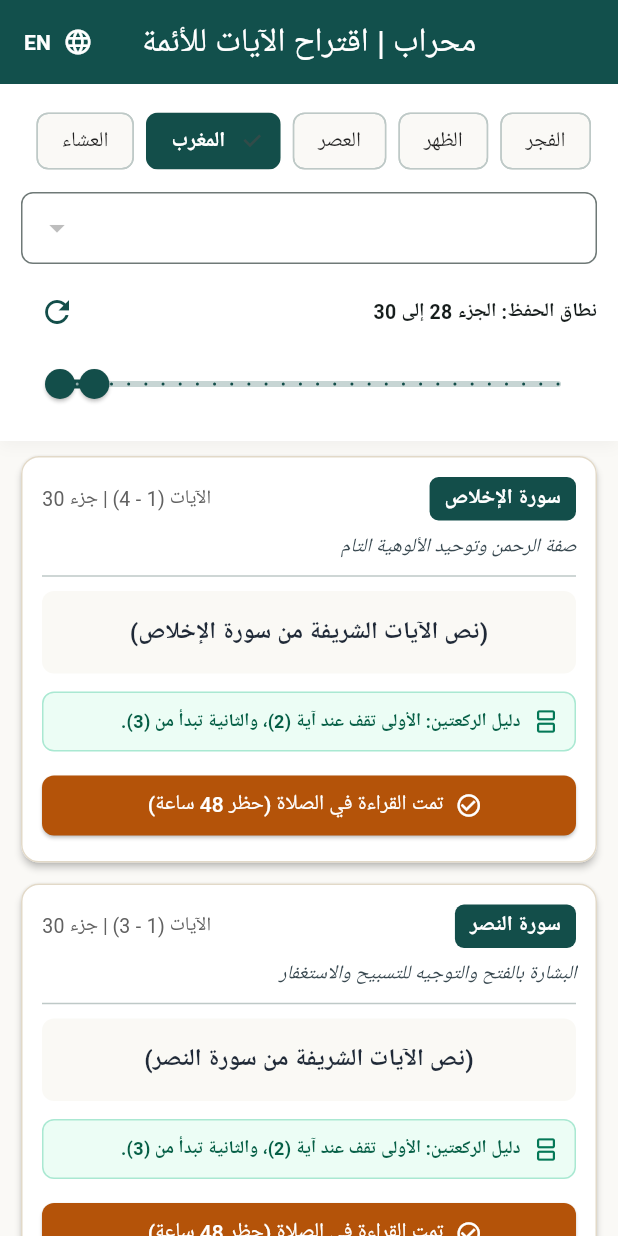
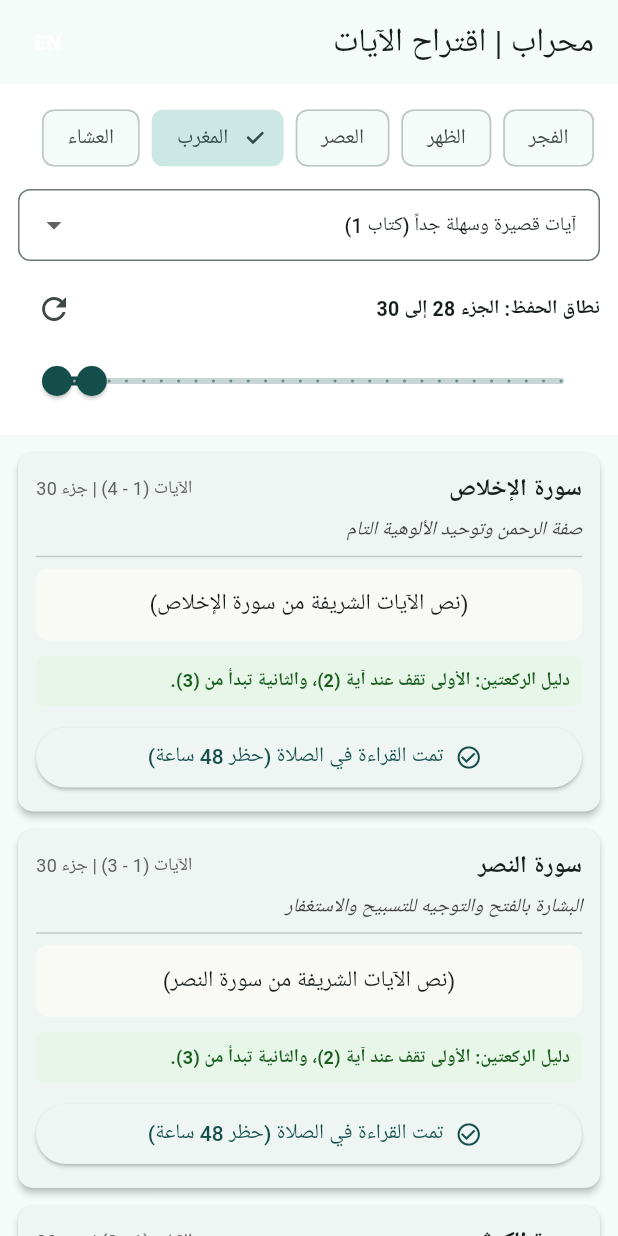
Before and after one commit to KaBoS-Tm/mihrab-app, a Flutter app: the screen it shows after launch, on a phone screen of 412 x 824 dp. Run offline on Flutter 3.47's test engine with Material 3 defaults, Android fonts, the phone set to English and light mode, and no system bars; our stand-ins replace shared_preferences.

Commit message:
Update main.dart

```diff
--- a/lib/main.dart
+++ b/lib/main.dart
@@ -9,16 +9,12 @@ void main() async {
   runApp(const MihrabApp());
 }
 
-// ==========================================
-// 1. نماذج البيانات (Data Models)
-// ==========================================
-
 enum PrayerType { fajr, dhuhr, asr, maghrib, isha }
 
 enum VersesCategory {
-  shortEasy,      // من كتاب الآيات القصيرة جداً
-  mediumSelected, // من كتاب الشيخ محمد المطري
-  completeQuran   // المصحف كاملاً
+  shortEasy,
+  mediumSelected,
+  completeQuran,
 }
 
 class VerseSelectionItem {
@@ -34,7 +30,7 @@ class VerseSelectionItem {
   final String themeEn;
   final int rakah1End;
   final int rakah2Start;
-  List<String> loadedVerses; // تُملأ تلقائياً من مصحف الملك فهد
+  List<String> loadedVerses;
 
   VerseSelectionItem({
     required this.id,
@@ -54,25 +50,26 @@ class VerseSelectionItem {
 
   factory VerseSelectionItem.fromJson(Map<String, dynamic> json) {
     VersesCategory cat;
-    if (json['category'] == 'shortEasy') {
+    final catStr = json['category']?.toString() ?? '';
+    if (catStr == 'shortEasy') {
       cat = VersesCategory.shortEasy;
-    } else if (json['category'] == 'mediumSelected') {
+    } else if (catStr == 'mediumSelected') {
       cat = VersesCategory.mediumSelected;
     } else {
       cat = VersesCategory.completeQuran;
     }
 
     return VerseSelectionItem(
-      id: json['id'] ?? '',
+      id: json['id']?.toString() ?? '',
       surahNumber: json['surahNumber'] ?? 1,
-      surahNameAr: json['surahNameAr'] ?? '',
-      surahNameEn: json['surahNameEn'] ?? '',
+      surahNameAr: json['surahNameAr']?.toString() ?? '',
+      surahNameEn: json['surahNameEn']?.toString() ?? '',
       startAyah: json['startAyah'] ?? 1,
       endAyah: json['endAyah'] ?? 1,
       juzNumber: json['juzNumber'] ?? 30,
       category: cat,
-      themeAr: json['themeAr'] ?? '',
-      themeEn: json['themeEn'] ?? '',
+      themeAr: json['themeAr']?.toString() ?? '',
+      themeEn: json['themeEn']?.toString() ?? '',
       rakah1End: json['rakah1End'] ?? 1,
       rakah2Start: json['rakah2Start'] ?? 2,
     );
@@ -81,15 +78,10 @@ class VerseSelectionItem {
   int get totalAyahs => (endAyah - startAyah) + 1;
 }
 
-// ==========================================
-// 2. مستودع البيانات وحظر الـ 48 ساعة
-// ==========================================
-
 class QuranRepository {
   static const String _prefPrefix = 'cooldown_';
   static Map<int, Map<int, String>>? _cachedQuran;
 
-  // فحص حظر الـ 48 ساعة
   static Future<bool> isCoolingDown(String id) async {
     final prefs = await SharedPreferences.getInstance();
     final expire = prefs.getInt('$_prefPrefix$id');
@@ -102,14 +94,12 @@ class QuranRepository {
     return true;
   }
 
-  // تسجيل القراءة لتفعيل حظر الـ 48 ساعة
   static Future<void> markAsRead(String id) async {
     final prefs = await SharedPreferences.getInstance();
     final expireTime = DateTime.now().add(const Duration(hours: 48)).millisecondsSinceEpoch;
     await prefs.setInt('$_prefPrefix$id', expireTime);
   }
 
-  // تحميل نصوص الآيات من ملف المصحف hafs_smart_v8.json بذكاء وخفة
   static Future<void> _ensureQuranLoaded() async {
     if (_cachedQuran != null) return;
     _cachedQuran = {};
@@ -118,7 +108,6 @@ class QuranRepository {
       final jsonString = await rootBundle.loadString('assets/hafs_smart_v8.json');
       final dynamic raw = jsonDecode(jsonString);
 
-      // التعامل مع هيكلية مجمع الملك فهد الشائعة
       if (raw is List) {
         for (var item in raw) {
           int sNum = item['sura_no'] ?? item['surah'] ?? item['sura'] ?? 0;
@@ -129,8 +118,7 @@ class QuranRepository {
             _cachedQuran!.putIfAbsent(sNum, () => {})[aNum] = text;
           }
         }
-      } else if (raw is Map) {
-        if (raw.containsKey('verses') && raw['verses'] is List) {
+      } else if (raw is Map && raw.containsKey('verses') && raw['verses'] is List) {
         for (var item in raw['verses']) {
           int sNum = item['surah'] ?? item['sura_no'] ?? 0;
           int aNum = item['ayah'] ?? item['aya_no'] ?? 0;
@@ -140,13 +128,9 @@ class QuranRepository {
           }
         }
       }
-      }
-    } catch (_) {
-      // احتياط في حال كان الملف قيد الرفع أو به هيكل مختلف
-    }
+    } catch (_) {}
   }
 
-  // جلب الاقتراحات المفلترة حسب الصلاة ونطاق الحفظ
   static Future<List<VerseSelectionItem>> getSuggestions({
     required int startJuz,
     required int endJuz,
@@ -165,24 +149,19 @@ class QuranRepository {
     List<VerseSelectionItem> result = [];
 
     for (var item in selections) {
-      // 1. فلتر نطاق أجزاء الحفظ
       if (item.juzNumber < startJuz || item.juzNumber > endJuz) continue;
 
-      // 2. فلتر التصنيف
       if (category != VersesCategory.completeQuran && item.category != category) {
         continue;
       }
 
-      // 3. ملائمة الصلاة (المغرب مثلاً تخفيف الآيات)
       if (prayer == PrayerType.maghrib && item.totalAyahs > 6) {
         continue;
       }
 
-      // 4. استبعاد المقاطع تحت حظر الـ 48 ساعة
       final isBlocked = await isCoolingDown(item.id);
       if (isBlocked) continue;
 
-      // تعبئة نصوص الآيات من المصحف
       List<String> verses = [];
       if (_cachedQuran != null && _cachedQuran!.containsKey(item.surahNumber)) {
         final surahMap = _cachedQuran![item.surahNumber]!;
@@ -194,7 +173,6 @@ class QuranRepository {
       }
 
       if (verses.isEmpty) {
-        // نص بديل في حال لم يكتمل الفهرس
         verses = ['(نص الآيات الشريفة من سورة ${item.surahNameAr})'];
       }
 
@@ -205,10 +183,6 @@ class QuranRepository {
     return result;
   }
 }
-
-// ==========================================
-// 3. جذر التطبيق وإدارة اللغات
-// ==========================================
 
 class MihrabApp extends StatefulWidget {
   const MihrabApp({super.key});
@@ -240,18 +214,11 @@ class _MihrabAppState extends State<MihrabApp> {
       ],
       theme: ThemeData(
         useMaterial3: true,
-        primaryColor: const Color(0xFF134E4A), // أخضر محراب هادئ
+        primaryColor: const Color(0xFF134E4A),
         colorScheme: ColorScheme.fromSeed(
           seedColor: const Color(0xFF134E4A),
           primary: const Color(0xFF134E4A),
-          secondary: const Color(0xFFB45309), // ذهبي كهرماني
-          surface: const Color(0xFFFAF9F6),
-        ),
-        appBarTheme: const AppBarTheme(
-          backgroundColor: Color(0xFF134E4A),
-          foregroundColor: Colors.white,
-          centerTitle: true,
-          elevation: 2,
+          secondary: const Color(0xFFB45309),
         ),
       ),
       home: HomeScreen(
@@ -261,10 +228,6 @@ class _MihrabAppState extends State<MihrabApp> {
     );
   }
 }
-
-// ==========================================
-// 4. الواجهة الرئيسية والفلاتر
-// ==========================================
 
 class HomeScreen extends StatefulWidget {
   final Locale currentLocale;
@@ -314,12 +277,11 @@ class _HomeScreenState extends State<HomeScreen> {
 
     return Scaffold(
       appBar: AppBar(
-        title: Text(isAr ? 'محراب | اقتراح الآيات للأئمة' : 'Mihrab | Verses Suggester'),
+        title: Text(isAr ? 'محراب | اقتراح الآيات' : 'Mihrab | Verses Suggester'),
         actions: [
-          TextButton.icon(
+          TextButton(
             onPressed: widget.onToggleLocale,
-            icon: const Icon(Icons.language, color: Colors.white, size: 20),
-            label: Text(
+            child: Text(
               isAr ? 'EN' : 'عربي',
               style: const TextStyle(color: Colors.white, fontWeight: FontWeight.bold),
             ),
@@ -328,57 +290,12 @@ class _HomeScreenState extends State<HomeScreen> {
       ),
       body: Column(
         children: [
-          _buildFilterCard(isAr),
-          Expanded(
-            child: _loading
-                ? const Center(child: CircularProgressIndicator())
-                : _suggestions.isEmpty
-                    ? Center(
-                        child: Padding(
-                          padding: const EdgeInsets.all(24.0),
-                          child: Text(
-                            isAr
-                                ? 'لا توجد مقاطع متوفرة حالياً، إما لعدم مطابقة النطاق أو لأنها تحت حظر الـ 48 ساعة لمنع التكرار.'
-                                : 'No suggestions available or all matching passages are in 48-hour cooldown.',
-                            textAlign: TextAlign.center,
-                            style: const TextStyle(color: Colors.grey, fontSize: 14),
-                          ),
-                        ),
-                      )
-                    : ListView.builder(
-                        padding: const EdgeInsets.symmetric(horizontal: 14, vertical: 10),
-                        itemCount: _suggestions.length,
-                        itemBuilder: (context, i) {
-                          return VerseItemCard(
-                            item: _suggestions[i],
-                            isAr: isAr,
-                            onReadCompleted: _loadData,
-                          );
-                        },
-                      ),
-          ),
-        ],
-      ),
-    );
-  }
-
-  Widget _buildFilterCard(bool isAr) {
-    return Container(
-      padding: const EdgeInsets.all(14),
-      decoration: BoxDecoration(
+          Container(
+            padding: const EdgeInsets.all(12),
             color: Colors.white,
-        boxShadow: [
-          BoxShadow(
-            color: Colors.black.withOpacity(0.04),
-            blurRadius: 8,
-            offset: const Offset(0, 3),
-          ),
-        ],
-      ),
             child: Column(
               crossAxisAlignment: CrossAxisAlignment.start,
               children: [
-          // اختيار الصلاة
                 SingleChildScrollView(
                   scrollDirection: Axis.horizontal,
                   child: Row(
@@ -389,11 +306,6 @@ class _HomeScreenState extends State<HomeScreen> {
                         child: ChoiceChip(
                           label: Text(_prayerTitle(p, isAr)),
                           selected: sel,
-                    selectedColor: const Color(0xFF134E4A),
-                    labelStyle: TextStyle(
-                      color: sel ? Colors.white : Colors.black87,
-                      fontWeight: sel ? FontWeight.bold : FontWeight.normal,
-                    ),
                           onSelected: (val) {
                             if (val) {
                               setState(() => _selectedPrayer = p);
@@ -406,8 +318,6 @@ class _HomeScreenState extends State<HomeScreen> {
                   ),
                 ),
                 const SizedBox(height: 10),
-
-          // اختيار المصدر والتصنيف
                 DropdownButtonFormField<VersesCategory>(
                   value: _selectedCategory,
                   decoration: InputDecoration(
@@ -415,11 +325,11 @@ class _HomeScreenState extends State<HomeScreen> {
                     border: OutlineInputBorder(borderRadius: BorderRadius.circular(8)),
                   ),
                   items: VersesCategory.values.map((cat) {
-              return DropdownMenuItem(
+                    return DropdownMenuItem<VersesCategory>(
                       value: cat,
                       child: Text(_categoryTitle(cat, isAr), style: const TextStyle(fontSize: 13)),
                     );
-            }).toList>,
+                  }).toList(),
                   onChanged: (val) {
                     if (val != null) {
                       setState(() => _selectedCategory = val);
@@ -428,19 +338,17 @@ class _HomeScreenState extends State<HomeScreen> {
                   },
                 ),
                 const SizedBox(height: 8),
-
-          // نطاق أجزاء الحفظ
                 Row(
                   mainAxisAlignment: MainAxisAlignment.spaceBetween,
                   children: [
                     Text(
                       isAr
                           ? 'نطاق الحفظ: الجزء ${_juzRange.start.round()} إلى ${_juzRange.end.round()}'
-                    : 'Memorization: Juz ${_juzRange.start.round()} to ${_juzRange.end.round()}',
+                          : 'Juz Range: ${_juzRange.start.round()} to ${_juzRange.end.round()}',
                       style: const TextStyle(fontSize: 13, fontWeight: FontWeight.bold),
                     ),
                     IconButton(
-                icon: const Icon(Icons.refresh, color: Color(0xFF134E4A)),
+                      icon: const Icon(Icons.refresh),
                       onPressed: _loadData,
                     ),
                   ],
@@ -450,13 +358,119 @@ class _HomeScreenState extends State<HomeScreen> {
                   min: 1,
                   max: 30,
                   divisions: 29,
-            activeColor: const Color(0xFF134E4A),
                   labels: RangeLabels(
                     _juzRange.start.round().toString(),
                     _juzRange.end.round().toString(),
                   ),
                   onChanged: (val) => setState(() => _juzRange = val),
                   onChangeEnd: (_) => _loadData(),
+                ),
+              ],
+            ),
+          ),
+          Expanded(
+            child: _loading
+                ? const Center(child: CircularProgressIndicator())
+                : _suggestions.isEmpty
+                    ? Center(
+                        child: Padding(
+                          padding: const EdgeInsets.all(24.0),
+                          child: Text(
+                            isAr
+                                ? 'لا توجد مقاطع متوفرة حالياً، أو أنها تحت حظر الـ 48 ساعة لمنع التكرار.'
+                                : 'No suggestions available or all matching passages are in 48-hour cooldown.',
+                            textAlign: TextAlign.center,
+                            style: const TextStyle(color: Colors.grey, fontSize: 14),
+                          ),
+                        ),
+                      )
+                    : ListView.builder(
+                        padding: const EdgeInsets.all(12),
+                        itemCount: _suggestions.length,
+                        itemBuilder: (context, i) {
+                          final item = _suggestions[i];
+                          return Card(
+                            elevation: 2,
+                            margin: const EdgeInsets.only(bottom: 12),
+                            shape: RoundedRectangleBorder(borderRadius: BorderRadius.circular(10)),
+                            child: Padding(
+                              padding: const EdgeInsets.all(12),
+                              child: Column(
+                                crossAxisAlignment: CrossAxisAlignment.stretch,
+                                children: [
+                                  Row(
+                                    mainAxisAlignment: MainAxisAlignment.spaceBetween,
+                                    children: [
+                                      Text(
+                                        isAr ? 'سورة ${item.surahNameAr}' : 'Surah ${item.surahNameEn}',
+                                        style: const TextStyle(fontWeight: FontWeight.bold, fontSize: 16),
+                                      ),
+                                      Text(
+                                        isAr
+                                            ? 'الآيات (${item.startAyah} - ${item.endAyah}) | جزء ${item.juzNumber}'
+                                            : 'Ayahs (${item.startAyah}-${item.endAyah}) | Juz ${item.juzNumber}',
+                                        style: TextStyle(color: Colors.grey.shade700, fontSize: 12),
+                                      ),
+                                    ],
+                                  ),
+                                  const SizedBox(height: 6),
+                                  Text(
+                                    isAr ? item.themeAr : item.themeEn,
+                                    style: TextStyle(color: Colors.grey.shade800, fontSize: 13, fontStyle: FontStyle.italic),
+                                  ),
+                                  const Divider(height: 16),
+                                  Container(
+                                    padding: const EdgeInsets.all(10),
+                                    decoration: BoxDecoration(
+                                      color: const Color(0xFFF9F9F6),
+                                      borderRadius: BorderRadius.circular(8),
+                                    ),
+                                    child: Text(
+                                      item.loadedVerses.join(' ۝ '),
+                                      textAlign: TextAlign.center,
+                                      style: const TextStyle(fontSize: 15, height: 1.8),
+                                    ),
+                                  ),
+                                  const SizedBox(height: 10),
+                                  Container(
+                                    padding: const EdgeInsets.all(8),
+                                    decoration: BoxDecoration(
+                                      color: const Color(0xFFE8F5E9),
+                                      borderRadius: BorderRadius.circular(6),
+                                    ),
+                                    child: Text(
+                                      isAr
+                                          ? 'دليل الركعتين: الأولى تقف عند آية (${item.rakah1End})، والثانية تبدأ من (${item.rakah2Start}).'
+                                          : 'Rakah 1 ends at (${item.rakah1End}), Rakah 2 begins at (${item.rakah2Start}).',
+                                      style: const TextStyle(fontSize: 12, fontWeight: FontWeight.bold, color: Color(0xFF1B5E20)),
+                                    ),
+                                  ),
+                                  const SizedBox(height: 10),
+                                  ElevatedButton.icon(
+                                    onPressed: () async {
+                                      await QuranRepository.markAsRead(item.id);
+                                      if (context.mounted) {
+                                        ScaffoldMessenger.of(context).showSnackBar(
+                                          SnackBar(
+                                            content: Text(
+                                              isAr
+                                                  ? 'تم التسجيل! استُبعد هذا المقطع لمدة 48 ساعة لمنع التكرار.'
+                                                  : 'Recorded! Excluded for 48 hours to ensure variety.',
+                                            ),
+                                          ),
+                                        );
+                                      }
+                                      _loadData();
+                                    },
+                                    icon: const Icon(Icons.check_circle_outline, size: 18),
+                                    label: Text(isAr ? 'تمت القراءة في الصلاة (حظر 48 ساعة)' : 'Recited (48h Lock)'),
+                                  ),
+                                ],
+                              ),
+                            ),
+                          );
+                        },
+                      ),
           ),
         ],
       ),
@@ -478,150 +492,9 @@ class _HomeScreenState extends State<HomeScreen> {
       case VersesCategory.shortEasy:
         return isAr ? 'آيات قصيرة وسهلة جداً (كتاب 1)' : 'Short & Easy (Book 1)';
       case VersesCategory.mediumSelected:
-        return isAr ? 'مقاطع متوسطة ومكتملة (الشيخ المطري)' : 'Medium Selected (Al-Matari)';
+        return isAr ? 'مقاطع متوسطة ومكتملة (المطري)' : 'Medium Selected (Al-Matari)';
       case VersesCategory.completeQuran:
         return isAr ? 'المصحف الشريف كاملاً' : 'All Quran';
     }
   }
 }
-
-// ==========================================
-// 5. بطاقة العرض وتقسيم الركعتين وحظر 48 ساعة
-// ==========================================
-
-class VerseItemCard extends StatelessWidget {
-  final VerseSelectionItem item;
-  final bool isAr;
-  final VoidCallback onReadCompleted;
-
-  const VerseItemCard({
-    super.key,
-    required this.item,
-    required this.isAr,
-    required this.onReadCompleted,
-  });
-
-  @override
-  Widget build(BuildContext context) {
-    return Card(
-      elevation: 2,
-      margin: const EdgeInsets.only(bottom: 14),
-      shape: RoundedRectangleBorder(
-        borderRadius: BorderRadius.circular(12),
-        side: const BorderSide(color: Color(0xFFE2D9C8)),
-      ),
-      color: Colors.white,
-      child: Padding(
-        padding: const EdgeInsets.all(14),
-        child: Column(
-          crossAxisAlignment: CrossAxisAlignment.stretch,
-          children: [
-            // ترويسة البطاقة
-            Row(
-              mainAxisAlignment: MainAxisAlignment.spaceBetween,
-              children: [
-                Container(
-                  padding: const EdgeInsets.symmetric(horizontal: 10, vertical: 4),
-                  decoration: BoxDecoration(
-                    color: const Color(0xFF134E4A),
-                    borderRadius: BorderRadius.circular(6),
-                  ),
-                  child: Text(
-                    isAr ? 'سورة ${item.surahNameAr}' : 'Surah ${item.surahNameEn}',
-                    style: const TextStyle(color: Colors.white, fontWeight: FontWeight.bold),
-                  ),
-                ),
-                Text(
-                  isAr
-                      ? 'الآيات (${item.startAyah} - ${item.endAyah}) | جزء ${item.juzNumber}'
-                      : 'Ayahs (${item.startAyah}-${item.endAyah}) | Juz ${item.juzNumber}',
-                  style: TextStyle(color: Colors.grey.shade700, fontSize: 13),
-                ),
-              ],
-            ),
-            const SizedBox(height: 8),
-
-            // السياق والموضوع الفقهي
-            Text(
-              isAr ? item.themeAr : item.themeEn,
-              style: TextStyle(color: Colors.blueGrey.shade800, fontSize: 13, fontStyle: FontStyle.italic),
-            ),
-            const Divider(height: 20),
-
-            // صندوق نص القرآن الكريم
-            Container(
-              padding: const EdgeInsets.all(12),
-              decoration: BoxDecoration(
-                color: const Color(0xFFFAF9F5),
-                borderRadius: BorderRadius.circular(8),
-              ),
-              child: Text(
-                item.loadedVerses.join(' ۝ '),
-                textAlign: TextAlign.center,
-                style: const TextStyle(
-                  fontSize: 16,
-                  height: 1.9,
-                  fontWeight: FontWeight.w600,
-                  color: Color(0xFF1F2937),
-                ),
-              ),
-            ),
-            const SizedBox(height: 12),
-
-            // دليل تقسيم الركعتين
-            Container(
-              padding: const EdgeInsets.all(10),
-              decoration: BoxDecoration(
-                color: const Color(0xFFECFDF5),
-                borderRadius: BorderRadius.circular(8),
-                border: Border.all(color: const Color(0xFF10B981).withOpacity(0.3)),
-              ),
-              child: Row(
-                children: [
-                  const Icon(Icons.splitscreen, color: Color(0xFF047857), size: 18),
-                  const SizedBox(width: 8),
-                  Expanded(
-                    child: Text(
-                      isAr
-                          ? 'دليل الركعتين: الأولى تقف عند آية (${item.rakah1End})، والثانية تبدأ من (${item.rakah2Start}).'
-                          : 'Rakah Split: Rakah 1 ends at (${item.rakah1End}), Rakah 2 begins at (${item.rakah2Start}).',
-                      style: const TextStyle(fontSize: 12, fontWeight: FontWeight.bold, color: Color(0xFF065F46)),
-                    ),
-                  ),
-                ],
-              ),
-            ),
-            const SizedBox(height: 12),
-
-            // زر تأكيد القراءة وتفعيل حظر الـ 48 ساعة
-            ElevatedButton.icon(
-              onPressed: () async {
-                await QuranRepository.markAsRead(item.id);
-                if (context.mounted) {
-                  ScaffoldMessenger.of(context).showSnackBar(
-                    SnackBar(
-                      content: Text(
-                        isAr
-                            ? 'تمت القراءة بنجاح! تم استبعاد هذا المقطع لمدة 48 ساعة لمنع التكرار.'
-                            : 'Marked as read! Excluded for 48 hours to ensure variety.',
-                      ),
-                      backgroundColor: const Color(0xFF134E4A),
-                    ),
-                  );
-                }
-                onReadCompleted();
-              },
-              icon: const Icon(Icons.check_circle_outline, size: 18),
-              label: Text(isAr ? 'تمت القراءة في الصلاة (حظر 48 ساعة)' : 'Recited in Prayer (48h Lock)'),
-              style: ElevatedButton.styleFrom(
-                backgroundColor: const Color(0xFFB45309),
-                foregroundColor: Colors.white,
-                shape: RoundedRectangleBorder(borderRadius: BorderRadius.circular(8)),
-              ),
-            ),
-          ],
-        ),
-      ),
-    );
-  }
-}
```
Lines whose indentation alone changed are shown as unchanged.
